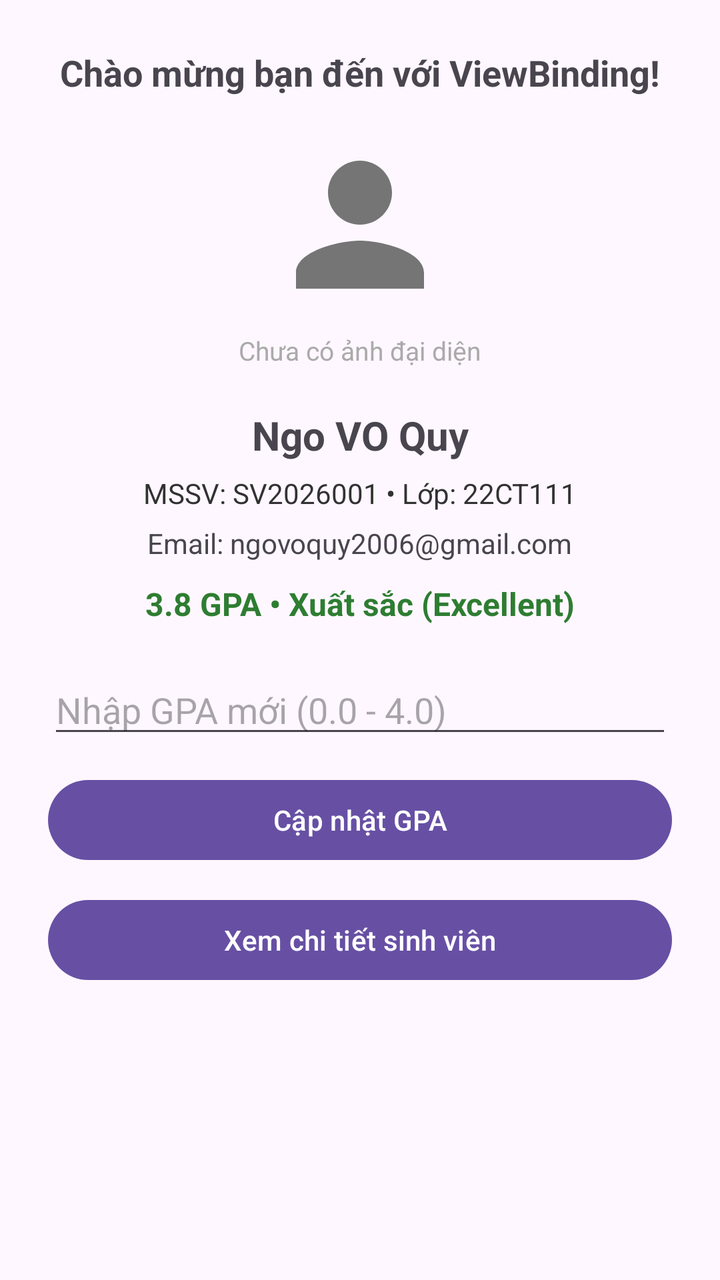
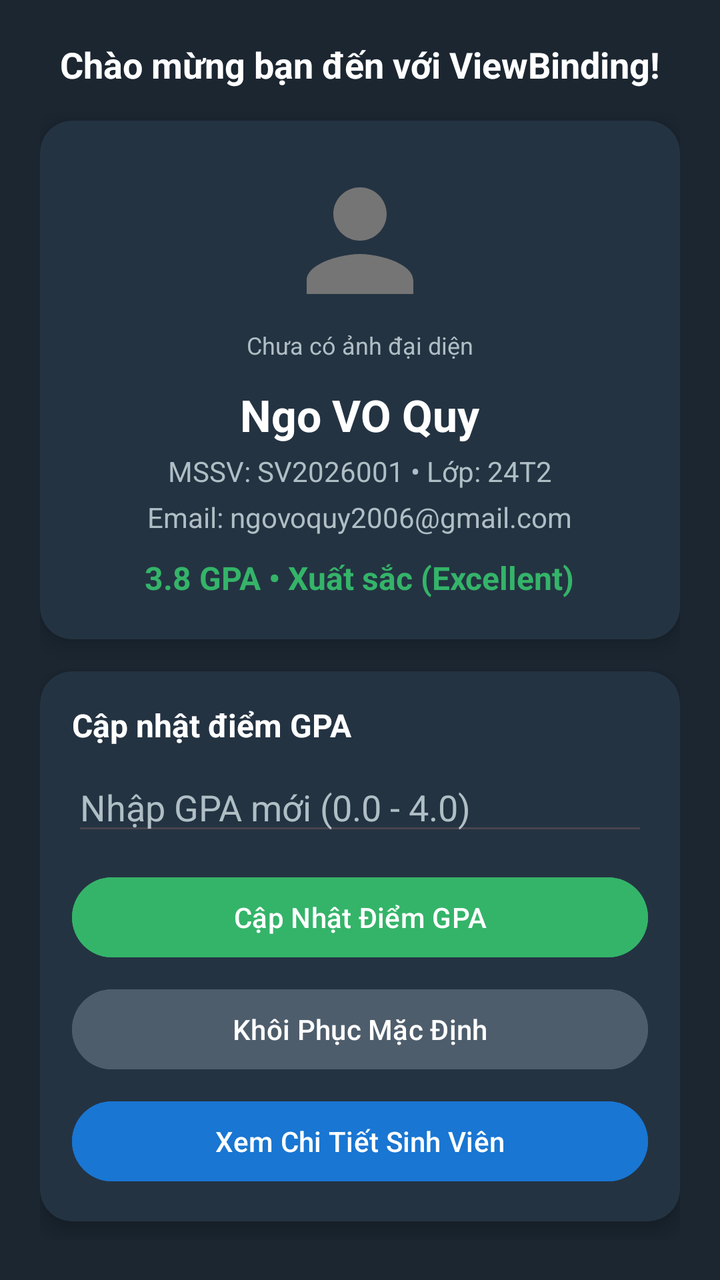

An Android layout rendered at two revisions. The XML below is the earlier revision; the diff shows what the commit changed to produce the second picture.
<!-- AndroidManifest.xml: application theme Theme.StudentProfile -->
<!-- res/layout/activity_main.xml -->
<?xml version="1.0" encoding="utf-8"?>
<ScrollView xmlns:android="http://schemas.android.com/apk/res/android"
    xmlns:app="http://schemas.android.com/apk/res-auto"
    xmlns:tools="http://schemas.android.com/tools"
    android:id="@+id/main"
    android:layout_width="match_parent"
    android:layout_height="match_parent"
    android:fillViewport="true"
    tools:context=".MainActivity">

    <androidx.constraintlayout.widget.ConstraintLayout
        android:layout_width="match_parent"
        android:layout_height="wrap_content"
        android:padding="24dp">

        <TextView
            android:id="@+id/tvWelcome"
            android:layout_width="wrap_content"
            android:layout_height="wrap_content"
            android:text="Chào mừng bạn đến với ViewBinding!"
            android:textSize="18sp"
            android:textStyle="bold"
            app:layout_constraintEnd_toEndOf="parent"
            app:layout_constraintStart_toStartOf="parent"
            app:layout_constraintTop_toTopOf="parent" />

        <ImageView
            android:id="@+id/imgAvatar"
            android:layout_width="96dp"
            android:layout_height="96dp"
            android:layout_marginTop="16dp"
            android:contentDescription="Avatar"
            android:src="@drawable/ic_default_avatar"
            app:layout_constraintEnd_toEndOf="parent"
            app:layout_constraintStart_toStartOf="parent"
            app:layout_constraintTop_toBottomOf="@id/tvWelcome" />

        <TextView
            android:id="@+id/tvAvatarStatus"
            android:layout_width="wrap_content"
            android:layout_height="wrap_content"
            android:layout_marginTop="6dp"
            android:text="Chưa có ảnh đại diện"
            android:textColor="@android:color/darker_gray"
            android:textSize="13sp"
            app:layout_constraintEnd_toEndOf="parent"
            app:layout_constraintStart_toStartOf="parent"
            app:layout_constraintTop_toBottomOf="@id/imgAvatar" />

        
        <TextView
            android:id="@+id/tvStudentName"
            android:layout_width="wrap_content"
            android:layout_height="wrap_content"
            android:layout_marginTop="20dp"
            android:text="Ngo VO Quy"
            android:textSize="20sp"
            android:textStyle="bold"
            app:layout_constraintEnd_toEndOf="parent"
            app:layout_constraintStart_toStartOf="parent"
            app:layout_constraintTop_toBottomOf="@id/tvAvatarStatus" />

        <TextView
            android:id="@+id/tvStudentDetails"
            android:layout_width="wrap_content"
            android:layout_height="wrap_content"
            android:layout_marginTop="6dp"
            android:text="MSSV: SV2026001 • Lớp: 22CT111"
            android:textColor="@android:color/secondary_text_light"
            android:textSize="14sp"
            app:layout_constraintEnd_toEndOf="parent"
            app:layout_constraintStart_toStartOf="parent"
            app:layout_constraintTop_toBottomOf="@id/tvStudentName" />

        <TextView
            android:id="@+id/tvStudentEmail"
            android:layout_width="wrap_content"
            android:layout_height="wrap_content"
            android:layout_marginTop="6dp"
            android:text="Email: ngovoquy2006@gmail.com"
            android:textSize="14sp"
            app:layout_constraintEnd_toEndOf="parent"
            app:layout_constraintStart_toStartOf="parent"
            app:layout_constraintTop_toBottomOf="@id/tvStudentDetails" />

        <TextView
            android:id="@+id/tvGpaBadge"
            android:layout_width="wrap_content"
            android:layout_height="wrap_content"
            android:layout_marginTop="10dp"
            android:text="3.8 GPA • Xuất sắc (Excellent)"
            android:textColor="#2E7D32"
            android:textSize="16sp"
            android:textStyle="bold"
            app:layout_constraintEnd_toEndOf="parent"
            app:layout_constraintStart_toStartOf="parent"
            app:layout_constraintTop_toBottomOf="@id/tvStudentEmail" />

        
        <EditText
            android:id="@+id/edtGpaInput"
            android:layout_width="0dp"
            android:layout_height="wrap_content"
            android:layout_marginTop="20dp"
            android:hint="Nhập GPA mới (0.0 - 4.0)"
            android:inputType="numberDecimal"
            app:layout_constraintEnd_toEndOf="parent"
            app:layout_constraintStart_toStartOf="parent"
            app:layout_constraintTop_toBottomOf="@id/tvGpaBadge" />

        
        <TextView
            android:id="@+id/tvPreviewRanking"
            android:layout_width="wrap_content"
            android:layout_height="wrap_content"
            android:layout_marginTop="6dp"
            android:text="Dự kiến: Xuất sắc (Excellent)"
            android:textColor="#1976D2"
            android:textSize="14sp"
            android:visibility="gone"
            app:layout_constraintStart_toStartOf="@id/edtGpaInput"
            app:layout_constraintTop_toBottomOf="@id/edtGpaInput" />

        
        <Button
            android:id="@+id/btnUpdateGpa"
            android:layout_width="0dp"
            android:layout_height="wrap_content"
            android:layout_marginTop="12dp"
            android:text="Cập nhật GPA"
            app:layout_constraintEnd_toEndOf="parent"
            app:layout_constraintStart_toStartOf="parent"
            app:layout_constraintTop_toBottomOf="@id/tvPreviewRanking" />

        <ProgressBar
            android:id="@+id/progressBar"
            android:layout_width="wrap_content"
            android:layout_height="wrap_content"
            android:layout_marginTop="16dp"
            android:visibility="gone"
            app:layout_constraintEnd_toEndOf="parent"
            app:layout_constraintStart_toStartOf="parent"
            app:layout_constraintTop_toBottomOf="@id/btnUpdateGpa" />

        
        <Button
            android:id="@+id/btnUpdate"
            android:layout_width="0dp"
            android:layout_height="wrap_content"
            android:layout_marginTop="12dp"
            android:text="Xem chi tiết sinh viên"
            app:layout_constraintEnd_toEndOf="parent"
            app:layout_constraintStart_toStartOf="parent"
            app:layout_constraintTop_toBottomOf="@id/progressBar" />

    </androidx.constraintlayout.widget.ConstraintLayout>
</ScrollView>
<!-- resources referenced by this layout -->
<resources>
  <!-- drawable ic_default_avatar (drawable) -->
  <vector xmlns:android="http://schemas.android.com/apk/res/android"
      android:width="96dp"
      android:height="96dp"
      android:viewportWidth="24"
      android:viewportHeight="24">
    <path
        android:fillColor="#FF757575"
        android:pathData="M12,12c2.21,0 4,-1.79 4,-4s-1.79,-4 -4,-4 -4,1.79 -4,4 1.79,4 4,4zM12,14c-2.67,0 -8,1.34 -8,4v2h16v-2c0,-2.66 -5.33,-4 -8,-4z"/>
  </vector>
  <style name="Theme.StudentProfile" parent="Base.Theme.StudentProfile" />
  <style name="Base.Theme.StudentProfile" parent="Theme.Material3.DayNight.NoActionBar">
          
          
      </style>
</resources>

<!-- the commit's change to res/layout/activity_main.xml (unified diff, before → after) -->
@@ -5,153 +5,180 @@
     android:id="@+id/main"
     android:layout_width="match_parent"
     android:layout_height="match_parent"
+    android:background="@color/bg_app"
     android:fillViewport="true"
     tools:context=".MainActivity">
 
-    <androidx.constraintlayout.widget.ConstraintLayout
+    <LinearLayout
         android:layout_width="match_parent"
         android:layout_height="wrap_content"
-        android:padding="24dp">
+        android:orientation="vertical"
+        android:padding="20dp">
 
+        
         <TextView
             android:id="@+id/tvWelcome"
             android:layout_width="wrap_content"
             android:layout_height="wrap_content"
+            android:layout_gravity="center_horizontal"
+            android:layout_marginBottom="16dp"
             android:text="Chào mừng bạn đến với ViewBinding!"
+            android:textColor="@color/white"
             android:textSize="18sp"
-            android:textStyle="bold"
-            app:layout_constraintEnd_toEndOf="parent"
-            app:layout_constraintStart_toStartOf="parent"
-            app:layout_constraintTop_toTopOf="parent" />
-
-        <ImageView
-            android:id="@+id/imgAvatar"
-            android:layout_width="96dp"
-            android:layout_height="96dp"
-            android:layout_marginTop="16dp"
-            android:contentDescription="Avatar"
-            android:src="@drawable/ic_default_avatar"
-            app:layout_constraintEnd_toEndOf="parent"
-            app:layout_constraintStart_toStartOf="parent"
-            app:layout_constraintTop_toBottomOf="@id/tvWelcome" />
-
-        <TextView
-            android:id="@+id/tvAvatarStatus"
-            android:layout_width="wrap_content"
-            android:layout_height="wrap_content"
-            android:layout_marginTop="6dp"
-            android:text="Chưa có ảnh đại diện"
-            android:textColor="@android:color/darker_gray"
-            android:textSize="13sp"
-            app:layout_constraintEnd_toEndOf="parent"
-            app:layout_constraintStart_toStartOf="parent"
-            app:layout_constraintTop_toBottomOf="@id/imgAvatar" />
+            android:textStyle="bold" />
 
         
-        <TextView
-            android:id="@+id/tvStudentName"
-            android:layout_width="wrap_content"
+        <androidx.cardview.widget.CardView
+            android:layout_width="match_parent"
             android:layout_height="wrap_content"
-            android:layout_marginTop="20dp"
-            android:text="Ngo VO Quy"
-            android:textSize="20sp"
-            android:textStyle="bold"
-            app:layout_constraintEnd_toEndOf="parent"
-            app:layout_constraintStart_toStartOf="parent"
-            app:layout_constraintTop_toBottomOf="@id/tvAvatarStatus" />
+            app:cardBackgroundColor="@color/card_bg"
+            app:cardCornerRadius="16dp"
+            app:cardElevation="6dp">
 
-        <TextView
-            android:id="@+id/tvStudentDetails"
-            android:layout_width="wrap_content"
-            android:layout_height="wrap_content"
-            android:layout_marginTop="6dp"
-            android:text="MSSV: SV2026001 • Lớp: 22CT111"
-            android:textColor="@android:color/secondary_text_light"
-            android:textSize="14sp"
-            app:layout_constraintEnd_toEndOf="parent"
-            app:layout_constraintStart_toStartOf="parent"
-            app:layout_constraintTop_toBottomOf="@id/tvStudentName" />
+            <LinearLayout
+                android:layout_width="match_parent"
+                android:layout_height="wrap_content"
+                android:gravity="center"
+                android:orientation="vertical"
+                android:padding="20dp">
 
-        <TextView
-            android:id="@+id/tvStudentEmail"
-            android:layout_width="wrap_content"
-            android:layout_height="wrap_content"
-            android:layout_marginTop="6dp"
-            android:text="Email: ngovoquy2006@gmail.com"
-            android:textSize="14sp"
-            app:layout_constraintEnd_toEndOf="parent"
-            app:layout_constraintStart_toStartOf="parent"
-            app:layout_constraintTop_toBottomOf="@id/tvStudentDetails" />
+                <ImageView
+                    android:id="@+id/imgAvatar"
+                    android:layout_width="80dp"
+                    android:layout_height="80dp"
+                    android:contentDescription="Avatar"
+                    android:src="@drawable/ic_default_avatar" />
 
-        <TextView
-            android:id="@+id/tvGpaBadge"
-            android:layout_width="wrap_content"
-            android:layout_height="wrap_content"
-            android:layout_marginTop="10dp"
-            android:text="3.8 GPA • Xuất sắc (Excellent)"
-            android:textColor="#2E7D32"
-            android:textSize="16sp"
-            android:textStyle="bold"
-            app:layout_constraintEnd_toEndOf="parent"
-            app:layout_constraintStart_toStartOf="parent"
-            app:layout_constraintTop_toBottomOf="@id/tvStudentEmail" />
+                <TextView
+                    android:id="@+id/tvAvatarStatus"
+                    android:layout_width="wrap_content"
+                    android:layout_height="wrap_content"
+                    android:layout_marginTop="4dp"
+                    android:text="Chưa có ảnh đại diện"
+                    android:textColor="@color/text_secondary"
+                    android:textSize="12sp" />
+
+                <TextView
+                    android:id="@+id/tvStudentName"
+                    android:layout_width="wrap_content"
+                    android:layout_height="wrap_content"
+                    android:layout_marginTop="12dp"
+                    android:text="Ngo VO Quy"
+                    android:textColor="@color/white"
+                    android:textSize="22sp"
+                    android:textStyle="bold" />
+
+                <TextView
+                    android:id="@+id/tvStudentDetails"
+                    android:layout_width="wrap_content"
+                    android:layout_height="wrap_content"
+                    android:layout_marginTop="4dp"
+                    android:text="MSSV: SV2026001 • Lớp: 24T2"
+                    android:textColor="@color/text_secondary"
+                    android:textSize="14sp" />
+
+                <TextView
+                    android:id="@+id/tvStudentEmail"
+                    android:layout_width="wrap_content"
+                    android:layout_height="wrap_content"
+                    android:layout_marginTop="4dp"
+                    android:text="Email: ngovoquy2006@gmail.com"
+                    android:textColor="@color/text_secondary"
+                    android:textSize="14sp" />
+
+                <TextView
+                    android:id="@+id/tvGpaBadge"
+                    android:layout_width="wrap_content"
+                    android:layout_height="wrap_content"
+                    android:layout_marginTop="10dp"
+                    android:text="3.8 GPA • Xuất sắc (Excellent)"
+                    android:textColor="@color/btn_update"
+                    android:textSize="16sp"
+                    android:textStyle="bold" />
+
+            </LinearLayout>
+        </androidx.cardview.widget.CardView>
 
         
-        <EditText
-            android:id="@+id/edtGpaInput"
-            android:layout_width="0dp"
-            android:layout_height="wrap_content"
-            android:layout_marginTop="20dp"
-            android:hint="Nhập GPA mới (0.0 - 4.0)"
-            android:inputType="numberDecimal"
-            app:layout_constraintEnd_toEndOf="parent"
-            app:layout_constraintStart_toStartOf="parent"
-            app:layout_constraintTop_toBottomOf="@id/tvGpaBadge" />
-
-        
-        <TextView
-            android:id="@+id/tvPreviewRanking"
-            android:layout_width="wrap_content"
-            android:layout_height="wrap_content"
-            android:layout_marginTop="6dp"
-            android:text="Dự kiến: Xuất sắc (Excellent)"
-            android:textColor="#1976D2"
-            android:textSize="14sp"
-            android:visibility="gone"
-            app:layout_constraintStart_toStartOf="@id/edtGpaInput"
-            app:layout_constraintTop_toBottomOf="@id/edtGpaInput" />
-
-        
-        <Button
-            android:id="@+id/btnUpdateGpa"
-            android:layout_width="0dp"
-            android:layout_height="wrap_content"
-            android:layout_marginTop="12dp"
-            android:text="Cập nhật GPA"
-            app:layout_constraintEnd_toEndOf="parent"
-            app:layout_constraintStart_toStartOf="parent"
-            app:layout_constraintTop_toBottomOf="@id/tvPreviewRanking" />
-
-        <ProgressBar
-            android:id="@+id/progressBar"
-            android:layout_width="wrap_content"
+        <androidx.cardview.widget.CardView
+            android:layout_width="match_parent"
             android:layout_height="wrap_content"
             android:layout_marginTop="16dp"
-            android:visibility="gone"
-            app:layout_constraintEnd_toEndOf="parent"
-            app:layout_constraintStart_toStartOf="parent"
-            app:layout_constraintTop_toBottomOf="@id/btnUpdateGpa" />
+            app:cardBackgroundColor="@color/card_bg"
+            app:cardCornerRadius="16dp"
+            app:cardElevation="6dp">
 
-        
-        <Button
-            android:id="@+id/btnUpdate"
-            android:layout_width="0dp"
-            android:layout_height="wrap_content"
-            android:layout_marginTop="12dp"
-            android:text="Xem chi tiết sinh viên"
-            app:layout_constraintEnd_toEndOf="parent"
-            app:layout_constraintStart_toStartOf="parent"
-            app:layout_constraintTop_toBottomOf="@id/progressBar" />
+            <LinearLayout
+                android:layout_width="match_parent"
+                android:layout_height="wrap_content"
+                android:orientation="vertical"
+                android:padding="16dp">
 
-    </androidx.constraintlayout.widget.ConstraintLayout>
+                <TextView
+                    android:layout_width="wrap_content"
+                    android:layout_height="wrap_content"
+                    android:text="Cập nhật điểm GPA"
+                    android:textColor="@color/white"
+                    android:textSize="16sp"
+                    android:textStyle="bold" />
+
+                <EditText
+                    android:id="@+id/edtGpaInput"
+                    android:layout_width="match_parent"
+                    android:layout_height="wrap_content"
+                    android:layout_marginTop="8dp"
+                    android:hint="Nhập GPA mới (0.0 - 4.0)"
+                    android:inputType="numberDecimal"
+                    android:textColor="@color/white"
+                    android:textColorHint="@color/text_secondary" />
+
+                <TextView
+                    android:id="@+id/tvPreviewRanking"
+                    android:layout_width="wrap_content"
+                    android:layout_height="wrap_content"
+                    android:layout_marginTop="4dp"
+                    android:text="Dự kiến: Xuất sắc (Excellent)"
+                    android:textColor="@color/preview_blue"
+                    android:textSize="14sp"
+                    android:visibility="gone" />
+
+                <Button
+                    android:id="@+id/btnUpdateGpa"
+                    android:layout_width="match_parent"
+                    android:layout_height="wrap_content"
+                    android:layout_marginTop="12dp"
+                    android:backgroundTint="@color/btn_update"
+                    android:text="Cập Nhật Điểm GPA"
+                    android:textColor="@color/white" />
+
+                <Button
+                    android:id="@+id/btnReset"
+                    android:layout_width="match_parent"
+                    android:layout_height="wrap_content"
+                    android:layout_marginTop="8dp"
+                    android:backgroundTint="@color/btn_reset"
+                    android:text="Khôi Phục Mặc Định"
+                    android:textColor="@color/white" />
+
+                <ProgressBar
+                    android:id="@+id/progressBar"
+                    android:layout_width="wrap_content"
+                    android:layout_height="wrap_content"
+                    android:layout_gravity="center_horizontal"
+                    android:layout_marginTop="12dp"
+                    android:visibility="gone" />
+
+                <Button
+                    android:id="@+id/btnUpdate"
+                    android:layout_width="match_parent"
+                    android:layout_height="wrap_content"
+                    android:layout_marginTop="8dp"
+                    android:backgroundTint="#1976D2"
+                    android:text="Xem Chi Tiết Sinh Viên"
+                    android:textColor="@color/white" />
+
+            </LinearLayout>
+        </androidx.cardview.widget.CardView>
+
+    </LinearLayout>
 </ScrollView>
<!-- resource entries referenced after the edit -->
@@ -1,5 +1,12 @@
 <!-- resources referenced by this layout -->
 <resources>
+  <color name="bg_app">#1B2631</color>
+  <color name="btn_reset">#4E5D6C</color>
+  <color name="btn_update">#34B469</color>
+  <color name="card_bg">#243342</color>
+  <color name="preview_blue">#64B5F6</color>
+  <color name="text_secondary">#B0BEC5</color>
+  <color name="white">#FFFFFFFF</color>
   <!-- drawable ic_default_avatar (drawable) -->
   <vector xmlns:android="http://schemas.android.com/apk/res/android"
       android:width="96dp"
